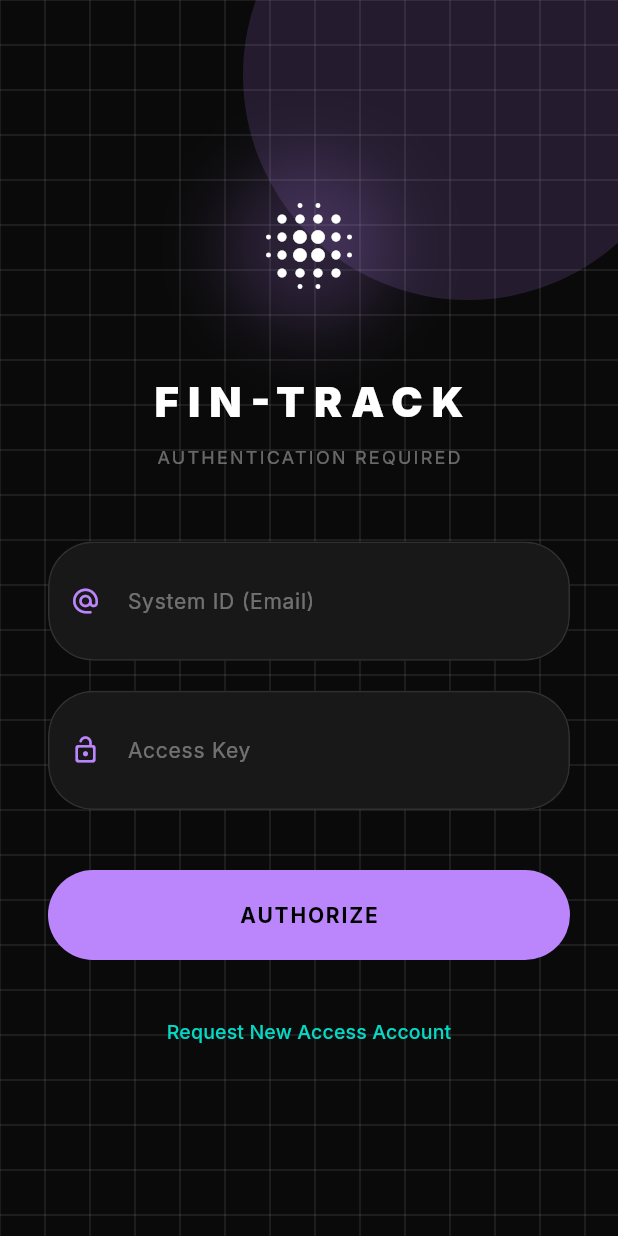
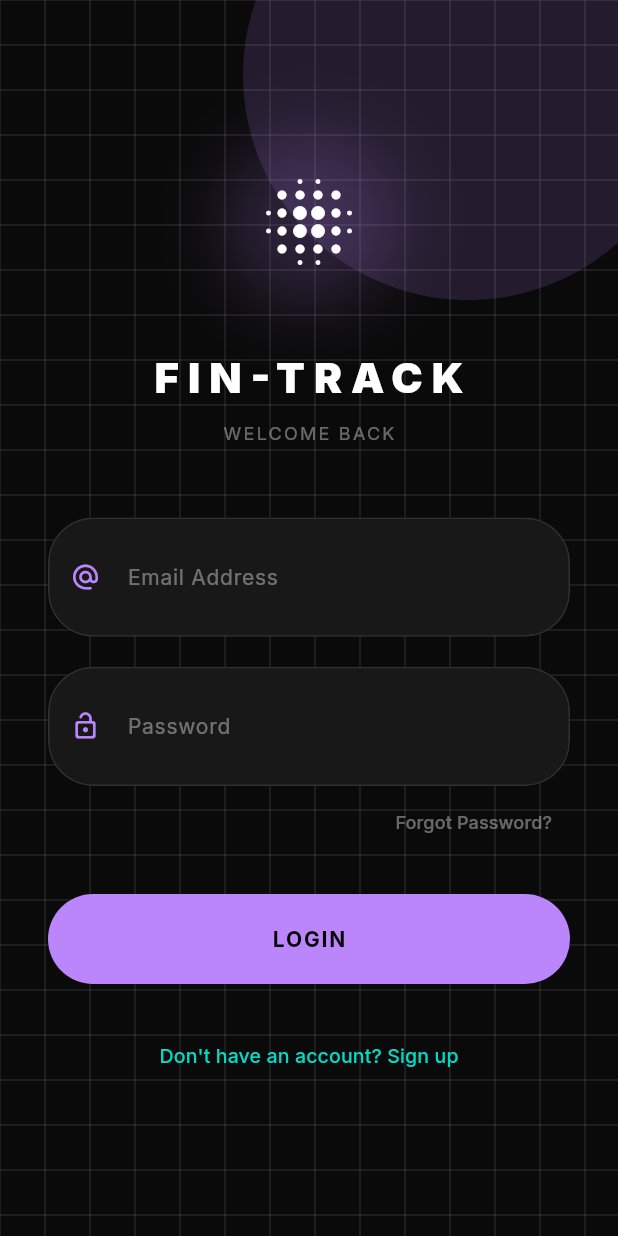
Before and after one commit to EdirithanthiriTharushaKawshalya/fin_track, a Flutter app: the screen it shows after launch, on a phone screen of 412 x 824 dp. Run offline on Flutter 3.47's test engine with Material 3 defaults, Android fonts, the phone set to English and light mode, and no system bars; our stand-ins replace cloud_firestore, csv, firebase_auth, firebase_core, fl_chart, flutter_riverpod and 3 more; accounts and stored records are empty.

Commit message:
feat(auth): implement password reset and update login/signup UI

```diff
--- a/lib/features/auth/login_screen.dart
+++ b/lib/features/auth/login_screen.dart
@@ -26,15 +26,15 @@ class _LoginScreenState extends State<LoginScreen> {
       );
       if (mounted) {
         ScaffoldMessenger.of(context).showSnackBar(
-          const SnackBar(content: Text('Identity Verified. Access Granted.')),
+          const SnackBar(content: Text('Login successful!')),
         );
       }
     } on FirebaseAuthException catch (e) {
-      String errorMessage = e.message ?? 'Auth Error';
+      String errorMessage = e.message ?? 'Login Error';
 
       // Workaround for Firebase Auth on Windows returning 'internal error' for invalid credentials
       if (e.code == 'internal-error' || errorMessage.contains('An internal error has occurred')) {
-        errorMessage = 'Invalid System ID or Access Key. Please try again.';
+        errorMessage = 'Invalid email or password. Please try again.';
       }
 
       if (mounted) {
@@ -49,6 +49,74 @@ class _LoginScreenState extends State<LoginScreen> {
     } finally {
       if (mounted) setState(() => _isLoading = false);
     }
+  }
+
+  Future<void> _showForgotPasswordDialog() async {
+    final emailController = TextEditingController(text: _emailController.text);
+
+    return showDialog(
+      context: context,
+      builder: (context) => BackdropFilter(
+        filter: ImageFilter.blur(sigmaX: 10, sigmaY: 10),
+        child: AlertDialog(
+          backgroundColor: const Color(0xFF1A1A1A).withOpacity(0.8),
+          shape: RoundedRectangleBorder(borderRadius: BorderRadius.circular(24)),
+          title: Text(
+            'Reset Password',
+            style: GoogleFonts.inter(color: Colors.white, fontWeight: FontWeight.bold),
+          ),
+          content: Column(
+            mainAxisSize: MainAxisSize.min,
+            children: [
+              Text(
+                'Enter your email address and we\'ll send you a link to reset your password.',
+                style: GoogleFonts.inter(color: Colors.white70, fontSize: 14),
+              ),
+              const SizedBox(height: 24),
+              _buildGlassInput(
+                controller: emailController,
+                label: 'Email Address',
+                icon: Icons.alternate_email_rounded,
+              ),
+            ],
+          ),
+          actions: [
+            TextButton(
+              onPressed: () => Navigator.pop(context),
+              child: Text('Cancel', style: GoogleFonts.inter(color: Colors.white38)),
+            ),
+            ElevatedButton(
+              onPressed: () async {
+                final email = emailController.text.trim();
+                if (email.isEmpty) return;
+
+                try {
+                  await FirebaseAuth.instance.sendPasswordResetEmail(email: email);
+                  if (mounted) {
+                    Navigator.pop(context);
+                    ScaffoldMessenger.of(context).showSnackBar(
+                      const SnackBar(content: Text('Password reset link sent! Check your email.')),
+                    );
+                  }
+                } catch (e) {
+                  if (mounted) {
+                    ScaffoldMessenger.of(context).showSnackBar(
+                      SnackBar(content: Text('Error: ${e.toString()}')),
+                    );
+                  }
+                }
+              },
+              style: ElevatedButton.styleFrom(
+                backgroundColor: const Color(0xFFBB86FC),
+                foregroundColor: Colors.black,
+                shape: RoundedRectangleBorder(borderRadius: BorderRadius.circular(12)),
+              ),
+              child: const Text('Send Link'),
+            ),
+          ],
+        ),
+      ),
+    );
   }
 
   Widget _buildGlassInput({
@@ -142,7 +210,7 @@ class _LoginScreenState extends State<LoginScreen> {
                     ),
                     const SizedBox(height: 8),
                     Text(
-                      'AUTHENTICATION REQUIRED',
+                      'WELCOME BACK',
                       style: GoogleFonts.inter(
                         fontSize: 12,
                         color: Colors.white38,
@@ -152,17 +220,30 @@ class _LoginScreenState extends State<LoginScreen> {
                     const SizedBox(height: 48),
                     _buildGlassInput(
                       controller: _emailController,
-                      label: 'System ID (Email)',
+                      label: 'Email Address',
                       icon: Icons.alternate_email_rounded,
                     ),
                     const SizedBox(height: 20),
                     _buildGlassInput(
                       controller: _passwordController,
-                      label: 'Access Key',
+                      label: 'Password',
                       icon: Icons.lock_open_rounded,
                       isPassword: true,
                     ),
-                    const SizedBox(height: 40),
+                    Align(
+                      alignment: Alignment.centerRight,
+                      child: TextButton(
+                        onPressed: _showForgotPasswordDialog,
+                        child: Text(
+                          'Forgot Password?',
+                          style: GoogleFonts.inter(
+                            color: Colors.white38,
+                            fontSize: 12,
+                          ),
+                        ),
+                      ),
+                    ),
+                    const SizedBox(height: 24),
                     SizedBox(
                       width: double.infinity,
                       height: 60,
@@ -179,7 +260,7 @@ class _LoginScreenState extends State<LoginScreen> {
                         child: _isLoading
                             ? const CircularProgressIndicator(color: Colors.black)
                             : Text(
-                                'AUTHORIZE',
+                                'LOGIN',
                                 style: GoogleFonts.inter(
                                   fontWeight: FontWeight.bold,
                                   letterSpacing: 1.2,
@@ -196,7 +277,7 @@ class _LoginScreenState extends State<LoginScreen> {
                         );
                       },
                       child: Text(
-                        'Request New Access Account',
+                        "Don't have an account? Sign up",
                         style: GoogleFonts.inter(
                           color: const Color(0xFF03DAC6),
                           fontSize: 13,
--- a/lib/features/auth/signup_screen.dart
+++ b/lib/features/auth/signup_screen.dart
@@ -24,7 +24,7 @@ class _SignupScreenState extends ConsumerState<SignupScreen> {
   Future<void> _signUp() async {
     if (_passwordController.text != _confirmPasswordController.text) {
       ScaffoldMessenger.of(context).showSnackBar(
-        const SnackBar(content: Text('Access Keys do not match.')),
+        const SnackBar(content: Text('Passwords do not match.')),
       );
       return;
     }
@@ -41,9 +41,9 @@ class _SignupScreenState extends ConsumerState<SignupScreen> {
 
       if (mounted) Navigator.pop(context);
     } on FirebaseAuthException catch (e) {
-      String errorMessage = e.message ?? 'Registration Failed';
+      String errorMessage = e.message ?? 'Sign up failed';
       if (e.code == 'internal-error' || errorMessage.contains('An internal error has occurred')) {
-        errorMessage = 'Failed to create identity. The system ID might already be registered or invalid.';
+        errorMessage = 'Failed to create account. This email might already be in use or is invalid.';
       }
       if (mounted) {
         ScaffoldMessenger.of(context).showSnackBar(
@@ -109,7 +109,7 @@ class _SignupScreenState extends ConsumerState<SignupScreen> {
               dropdownColor: const Color(0xFF1A1A1A),
               icon: const Icon(Icons.keyboard_arrow_down_rounded, color: Color(0xFF03DAC6)),
               isExpanded: true,
-              hint: Text('Select Base Currency', style: GoogleFonts.inter(color: Colors.white38, fontSize: 14)),
+              hint: Text('Select Currency', style: GoogleFonts.inter(color: Colors.white38, fontSize: 14)),
               style: GoogleFonts.inter(color: Colors.white, fontSize: 15),
               items: supportedCurrencies.map((Currency currency) {
                 return DropdownMenuItem<String>(
@@ -173,7 +173,7 @@ class _SignupScreenState extends ConsumerState<SignupScreen> {
                     ),
                     const SizedBox(height: 24),
                     Text(
-                      'CREATE IDENTITY',
+                      'CREATE ACCOUNT',
                       style: GoogleFonts.inter(
                         fontSize: 24,
                         fontWeight: FontWeight.w900,
@@ -183,7 +183,7 @@ class _SignupScreenState extends ConsumerState<SignupScreen> {
                     ),
                     const SizedBox(height: 8),
                     Text(
-                      'INITIALIZING NEW DATABASE ENTRY',
+                      'JOIN FIN-TRACK TODAY',
                       style: GoogleFonts.inter(
                         fontSize: 10,
                         color: Colors.white38,
@@ -193,20 +193,20 @@ class _SignupScreenState extends ConsumerState<SignupScreen> {
                     const SizedBox(height: 48),
                     _buildGlassInput(
                       controller: _emailController,
-                      label: 'System ID (Email)',
+                      label: 'Email Address',
                       icon: Icons.mail_outline_rounded,
                     ),
                     const SizedBox(height: 16),
                     _buildGlassInput(
                       controller: _passwordController,
-                      label: 'New Access Key',
+                      label: 'Password',
                       icon: Icons.lock_outline_rounded,
                       isPassword: true,
                     ),
                     const SizedBox(height: 16),
                     _buildGlassInput(
                       controller: _confirmPasswordController,
-                      label: 'Confirm Access Key',
+                      label: 'Confirm Password',
                       icon: Icons.shield_outlined,
                       isPassword: true,
                     ),
@@ -229,7 +229,7 @@ class _SignupScreenState extends ConsumerState<SignupScreen> {
                         child: _isLoading
                             ? const CircularProgressIndicator(color: Colors.black)
                             : Text(
-                                'INITIALIZE ACCOUNT',
+                                'CREATE ACCOUNT',
                                 style: GoogleFonts.inter(
                                   fontWeight: FontWeight.bold,
                                   letterSpacing: 1.2,
```
